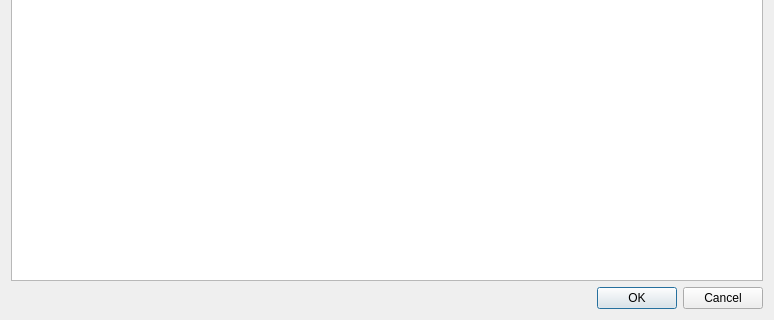
Above: arho_feature_template/gui/dialogs/manage_plans.ui from GispoCoding/arho-qgis-plugin before the change; both pictures show x 0 to 774 and y 160 to 480 of the 774 by 480 pixel window. Below: the same form after it.
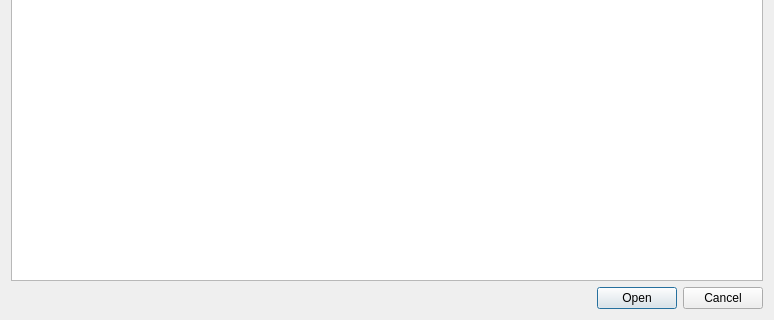
That is the form after the change. Custom widgets are drawn as their Qt base class.

Commit message: Use Open standard button instead of Ok

The edit to the form file:
```diff
--- a/arho_feature_template/gui/dialogs/manage_plans.ui
+++ b/arho_feature_template/gui/dialogs/manage_plans.ui
@@ -129,7 +129,7 @@
       <enum>Qt::Horizontal</enum>
      </property>
      <property name="standardButtons">
-      <set>QDialogButtonBox::Cancel|QDialogButtonBox::Ok</set>
+      <set>QDialogButtonBox::Cancel|QDialogButtonBox::Open</set>
      </property>
     </widget>
    </item>
```
